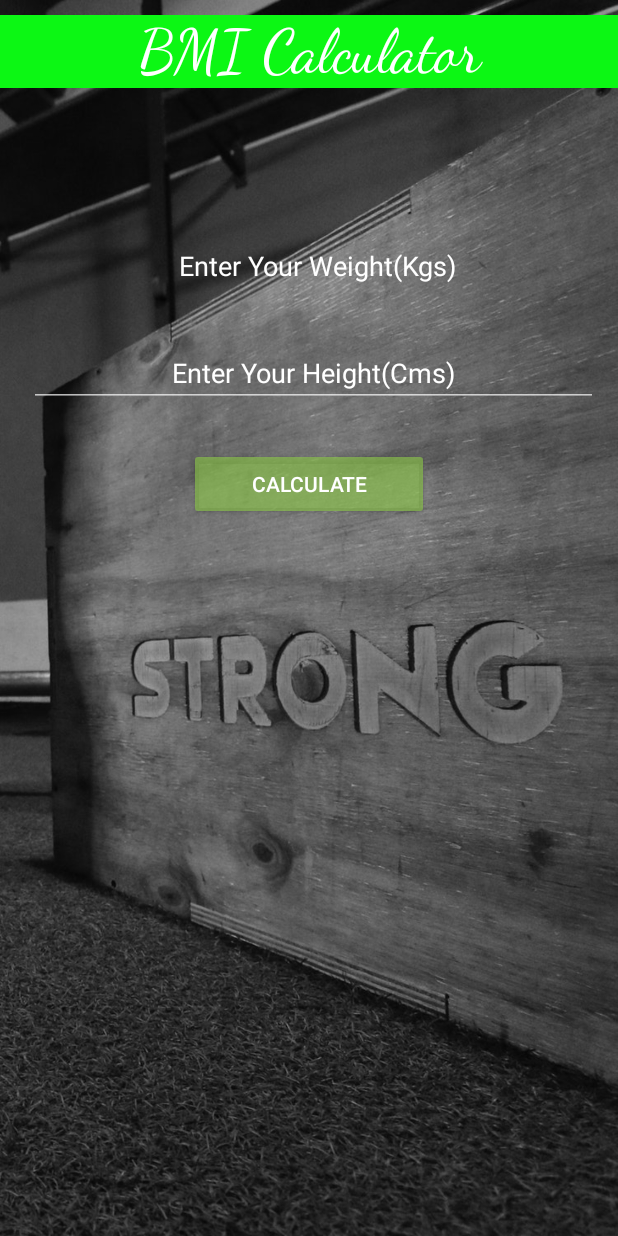
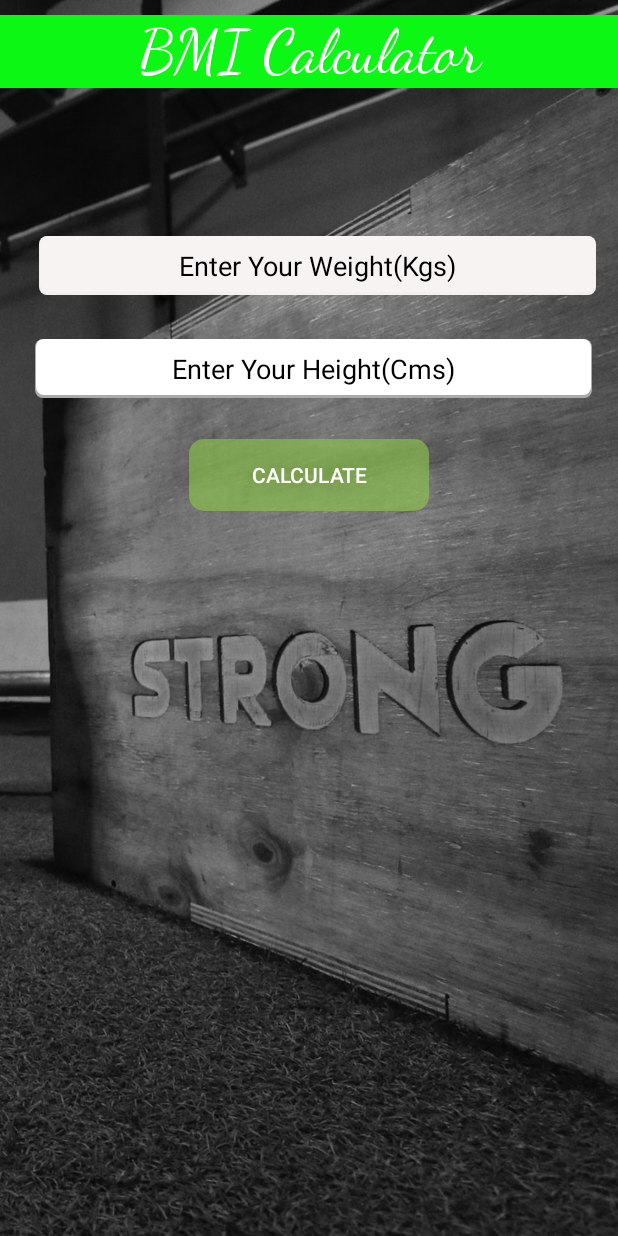
Before and after one commit to surajkamblesk/DailyOneAppChallenge, an Android app: the screen it shows after launch (MainActivity), on a phone screen of 412 x 824 dp. Run offline under Robolectric (Android 15) with nearby library versions, the phone set to English and light mode, and no system bars; our stand-ins replace AdMob.

Commit message:
stylized the edittext and button using xml

```diff
--- a/BMI_Calculator/app/build.gradle
+++ b/BMI_Calculator/app/build.gradle
@@ -24,6 +24,7 @@ dependencies {
     implementation 'androidx.appcompat:appcompat:1.0.2'
     implementation 'androidx.constraintlayout:constraintlayout:1.1.3'
     testImplementation 'junit:junit:4.12'
+    implementation 'com.google.android.gms:play-services-ads:18.3.0'
     androidTestImplementation 'androidx.test.ext:junit:1.1.0'
     androidTestImplementation 'androidx.test.espresso:espresso-core:3.1.1'
 }
--- a/BMI_Calculator/app/src/main/AndroidManifest.xml
+++ b/BMI_Calculator/app/src/main/AndroidManifest.xml
@@ -8,6 +8,8 @@
         android:label="@string/app_name"
         android:roundIcon="@mipmap/ic_launcher_round"
         android:supportsRtl="true"
+
+
         android:theme="@style/Theme.AppCompat.NoActionBar">
         <activity android:name=".MainActivity">
             <intent-filter>
@@ -16,6 +18,9 @@
                 <category android:name="android.intent.category.LAUNCHER" />
             </intent-filter>
         </activity>
+
+    <meta-data
+        android:name="com.google.android.gms.ads.APPLICATION_ID"
+        android:value="ca-app-pub-6737376953304774~4022872192"/>
     </application>
-
-</manifest>
+    </manifest>
--- a/BMI_Calculator/app/src/main/java/com/deepconnect/bmi_calculator/MainActivity.java
+++ b/BMI_Calculator/app/src/main/java/com/deepconnect/bmi_calculator/MainActivity.java
@@ -8,6 +8,12 @@ import android.widget.Button;
 import android.widget.EditText;
 import android.widget.TextView;
 import android.widget.Toast;
+
+import com.google.android.gms.ads.AdRequest;
+import com.google.android.gms.ads.AdView;
+import com.google.android.gms.ads.MobileAds;
+import com.google.android.gms.ads.initialization.InitializationStatus;
+import com.google.android.gms.ads.initialization.OnInitializationCompleteListener;
 
 import java.util.regex.Pattern;
 
@@ -31,7 +37,18 @@ public class MainActivity extends AppCompatActivity {
             }
         });
 
+
+
+        MobileAds.initialize(this, new OnInitializationCompleteListener() {
+            @Override
+            public void onInitializationComplete(InitializationStatus initializationStatus) {
+            }
+        });
+        AdView adView = findViewById(R.id.adView);
+        AdRequest adRequest = new AdRequest.Builder().build();
+        adView.loadAd(adRequest);
     }
+
 
     private void BindViews() {
         input_height = findViewById(R.id.ET_height);
--- /dev/null
+++ b/BMI_Calculator/app/src/main/res/drawable/button_style.xml
@@ -0,0 +1,5 @@
+<?xml version="1.0" encoding="utf-8"?>
+<shape xmlns:android="http://schemas.android.com/apk/res/android">
+    <solid android:color="@android:color/holo_green_light"/>
+    <corners android:radius="10dp"/>
+</shape>
--- /dev/null
+++ b/BMI_Calculator/app/src/main/res/drawable/field_style.xml
@@ -0,0 +1,19 @@
+<?xml version="1.0" encoding="utf-8"?>
+<layer-list xmlns:android="http://schemas.android.com/apk/res/android">
+    <item>
+        <shape android:shape="rectangle">
+            <solid android:color="@android:color/darker_gray" />
+            <corners android:radius="5dp" />
+        </shape>
+    </item>
+
+    <item
+        android:bottom="2dp"
+        android:left="1dp"
+        android:right="1dp">
+        <shape android:shape="rectangle">
+            <solid android:color="@android:color/white" />
+            <corners android:radius="5dp" />
+        </shape>
+    </item>
+</layer-list>
--- a/BMI_Calculator/app/src/main/res/layout/activity_main.xml
+++ b/BMI_Calculator/app/src/main/res/layout/activity_main.xml
@@ -26,40 +26,54 @@
         android:layout_height="39dp"
         android:layout_alignParentStart="true"
         android:layout_alignParentTop="true"
-
         android:layout_centerInParent="true"
         android:layout_marginStart="26dp"
+        android:layout_marginLeft="10dp"
         android:layout_marginTop="157dp"
-        android:background="#00FCF7F7"
-        android:textAlignment="center"
+
+        android:background="@drawable/field_style"
         android:backgroundTint="#FAF7F3F3"
         android:hint="Enter Your Weight(Kgs)"
+        android:textAlignment="center"
         android:textColor="@android:color/background_light"
-        android:textColorHint="#ffffff" />
+        android:textColorHint="@android:color/background_dark" />
 
     <EditText
         android:id="@+id/ET_height"
-        android:layout_width="379dp"
-        android:layout_height="wrap_content"
+        android:layout_width="371dp"
+        android:layout_height="39dp"
         android:layout_alignParentStart="true"
         android:layout_alignParentTop="true"
+        android:layout_centerInParent="true"
+        android:layout_marginStart="23dp"
+        android:layout_marginTop="226dp"
+        android:background="@drawable/field_style"
+        android:hint="Enter Your Height(Cms)"
         android:textAlignment="center"
-        android:layout_centerInParent="true"
-        android:layout_marginStart="19dp"
-        android:layout_marginTop="226dp"
-        android:hint="Enter Your Height(Cms)"
-        android:textColor="@android:color/background_light"
-        android:textColorHint="#ffffff" />
+        android:textColor="@android:color/background_dark"
+        android:textColorHint="@android:color/background_dark" />
 
     <Button
         android:id="@+id/btn_calculate"
         android:layout_width="160dp"
         android:layout_height="wrap_content"
         android:layout_alignBottom="@id/ET_height"
+        android:background="@drawable/button_style"
         android:layout_centerInParent="true"
         android:layout_marginBottom="-75dp"
         android:backgroundTint="#A68BC34A"
         android:text="Calculate" />
 
 
+    <com.google.android.gms.ads.AdView
+        android:id="@+id/adView"
+        android:layout_width="match_parent"
+        android:layout_height="wrap_content"
+        android:layout_alignParentBottom="true"
+        android:layout_centerHorizontal="true"
+
+        android:layout_marginBottom="20dp"
+        app:adSize="BANNER"
+        app:adUnitId="ca-app-pub-3940256099942544/6300978111"/>
+
 </RelativeLayout>
```
Also changed, not shown: 1 other file.
